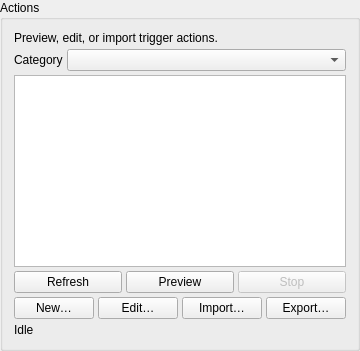
Before: the Qt Designer form ui/forms/ActionsPanel.ui in Wolfieeewolf/OpenRGB3DSpatialPlugin, drawn with Qt 5.
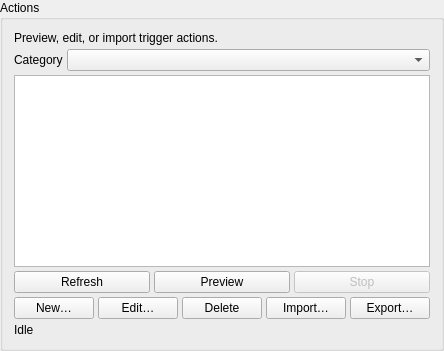
After: the same form once the commit is applied.

Commit message:
fix: harden Action Editor accessibility and JSON loaders
Add Actions list delete three-ways and CurveBar keyboard/menu remove, cap AppData JSON reads, and tidy brightness form captions plus shared controller name helpers.

```diff
--- a/ui/forms/ActionsPanel.ui
+++ b/ui/forms/ActionsPanel.ui
@@ -97,6 +97,16 @@
        </property>
       </widget>
      </item>
+     <item>
+      <widget class="QPushButton" name="deleteButton">
+       <property name="text">
+        <string>Delete</string>
+       </property>
+       <property name="toolTip">
+        <string>Remove the selected action pack from disk. Also: Delete / Backspace when the list is focused, or right-click → Delete action pack.</string>
+       </property>
+      </widget>
+     </item>
      <item>
       <widget class="QPushButton" name="importButton">
        <property name="text">
```
The commit also changes 16 other files.
